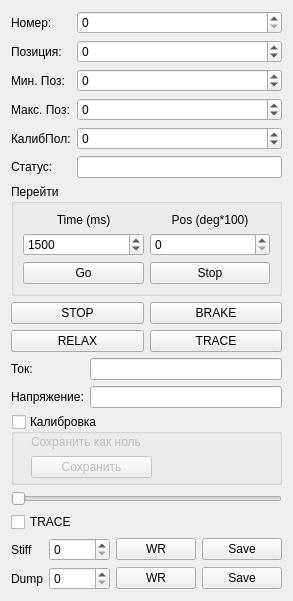
AlexanderMokhov/AR-600Controller, file Widgets/DriverControllerWidget.ui: the form before one commit.
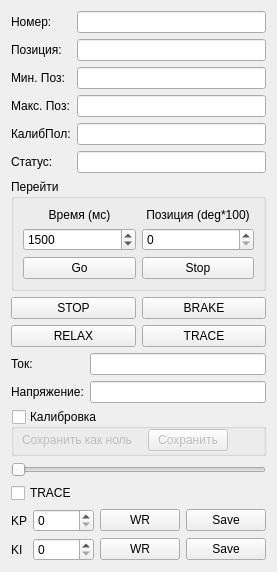
The form after the commit.

The edit to the form file:
```diff
--- a/Widgets/DriverControllerWidget.ui
+++ b/Widgets/DriverControllerWidget.ui
@@ -7,25 +7,28 @@
     <x>0</x>
     <y>0</y>
     <width>270</width>
-    <height>601</height>
+    <height>572</height>
    </rect>
   </property>
+  <property name="sizePolicy">
+   <sizepolicy hsizetype="Fixed" vsizetype="Preferred">
+    <horstretch>0</horstretch>
+    <verstretch>0</verstretch>
+   </sizepolicy>
+  </property>
   <property name="windowTitle">
    <string>Form</string>
   </property>
   <layout class="QVBoxLayout" name="verticalLayout_5">
    <item>
     <layout class="QGridLayout" name="gridLayout_2">
-     <item row="0" column="0">
-      <widget class="QLabel" name="label">
+     <item row="4" column="0">
+      <widget class="QLabel" name="label_5">
        <property name="text">
-        <string>Номер:</string>
+        <string>КалибПол:</string>
        </property>
       </widget>
      </item>
-     <item row="0" column="1">
-      <widget class="QSpinBox" name="spinNumber"/>
-     </item>
      <item row="1" column="0">
       <widget class="QLabel" name="label_2">
        <property name="text">
@@ -33,13 +36,17 @@
        </property>
       </widget>
      </item>
-     <item row="1" column="1">
-      <widget class="QSpinBox" name="spinPosition">
-       <property name="minimum">
-        <number>-100000</number>
+     <item row="5" column="2">
+      <widget class="QLineEdit" name="lineStatus">
+       <property name="readOnly">
+        <bool>true</bool>
        </property>
-       <property name="maximum">
-        <number>100000</number>
+      </widget>
+     </item>
+     <item row="5" column="0">
+      <widget class="QLabel" name="label_6">
+       <property name="text">
+        <string>Статус:</string>
        </property>
       </widget>
      </item>
@@ -50,16 +57,6 @@
        </property>
       </widget>
      </item>
-     <item row="2" column="1">
-      <widget class="QSpinBox" name="spinMinPos">
-       <property name="minimum">
-        <number>-100000</number>
-       </property>
-       <property name="maximum">
-        <number>100000</number>
-       </property>
-      </widget>
-     </item>
      <item row="3" column="0">
       <widget class="QLabel" name="label_4">
        <property name="text">
@@ -67,42 +64,43 @@
        </property>
       </widget>
      </item>
-     <item row="3" column="1">
-      <widget class="QSpinBox" name="spinMaxPos">
-       <property name="minimum">
-        <number>-100000</number>
+     <item row="0" column="0">
+      <widget class="QLabel" name="label">
+       <property name="text">
+        <string>Номер:</string>
        </property>
-       <property name="maximum">
-        <number>100000</number>
+      </widget>
+     </item>
+     <item row="1" column="2">
+      <widget class="QLineEdit" name="lineCurrentPos">
+       <property name="readOnly">
+        <bool>true</bool>
        </property>
       </widget>
      </item>
-     <item row="4" column="0">
-      <widget class="QLabel" name="label_5">
-       <property name="text">
-        <string>КалибПол:</string>
+     <item row="0" column="2">
+      <widget class="QLineEdit" name="lineNumber">
+       <property name="readOnly">
+        <bool>true</bool>
        </property>
       </widget>
      </item>
-     <item row="4" column="1">
-      <widget class="QSpinBox" name="spinIlim">
-       <property name="minimum">
-        <number>-100000</number>
+     <item row="4" column="2">
+      <widget class="QLineEdit" name="lineCalibrateValue">
+       <property name="readOnly">
+        <bool>true</bool>
        </property>
-       <property name="maximum">
-        <number>100000</number>
-       </property>
       </widget>
      </item>
-     <item row="5" column="0">
-      <widget class="QLabel" name="label_6">
-       <property name="text">
-        <string>Статус:</string>
+     <item row="2" column="2">
+      <widget class="QLineEdit" name="lineMinPos">
+       <property name="readOnly">
+        <bool>true</bool>
        </property>
       </widget>
      </item>
-     <item row="5" column="1">
-      <widget class="QLineEdit" name="lineStatus">
+     <item row="3" column="2">
+      <widget class="QLineEdit" name="lineMaxPos">
        <property name="readOnly">
         <bool>true</bool>
        </property>
@@ -121,7 +119,7 @@
         <item row="0" column="0">
          <widget class="QLabel" name="label_7">
           <property name="text">
-           <string>Time (ms)</string>
+           <string>Время (мс)</string>
           </property>
           <property name="alignment">
            <set>Qt::AlignCenter</set>
@@ -131,7 +129,7 @@
         <item row="0" column="1">
          <widget class="QLabel" name="label_13">
           <property name="text">
-           <string>Pos (deg*100)</string>
+           <string>Позиция (deg*100)</string>
           </property>
           <property name="alignment">
            <set>Qt::AlignCenter</set>
@@ -245,7 +243,7 @@
         <bool>true</bool>
        </property>
        <property name="sizePolicy">
-        <sizepolicy hsizetype="Expanding" vsizetype="Expanding">
+        <sizepolicy hsizetype="Preferred" vsizetype="Expanding">
          <horstretch>0</horstretch>
          <verstretch>0</verstretch>
         </sizepolicy>
@@ -259,18 +257,33 @@
        <property name="checked">
         <bool>false</bool>
        </property>
-       <widget class="QWidget" name="layoutWidget">
+       <widget class="QWidget" name="">
         <property name="geometry">
          <rect>
-          <x>20</x>
+          <x>11</x>
           <y>20</y>
-          <width>121</width>
-          <height>44</height>
+          <width>231</width>
+          <height>28</height>
          </rect>
         </property>
-        <layout class="QVBoxLayout" name="verticalLayout">
+        <layout class="QHBoxLayout" name="horizontalLayout">
+         <property name="sizeConstraint">
+          <enum>QLayout::SetFixedSize</enum>
+         </property>
          <item>
           <widget class="QLabel" name="label_10">
+           <property name="sizePolicy">
+            <sizepolicy hsizetype="Fixed" vsizetype="Fixed">
+             <horstretch>0</horstretch>
+             <verstretch>0</verstretch>
+            </sizepolicy>
+           </property>
+           <property name="minimumSize">
+            <size>
+             <width>120</width>
+             <height>0</height>
+            </size>
+           </property>
            <property name="text">
             <string>&lt;html&gt;&lt;head/&gt;&lt;body&gt;&lt;p align=&quot;justify&quot;&gt;Сохранить как ноль&lt;/p&gt;&lt;/body&gt;&lt;/html&gt;</string>
            </property>
@@ -284,6 +297,12 @@
          </item>
          <item>
           <widget class="QPushButton" name="ButtonSaveZero">
+           <property name="sizePolicy">
+            <sizepolicy hsizetype="Fixed" vsizetype="Fixed">
+             <horstretch>0</horstretch>
+             <verstretch>0</verstretch>
+            </sizepolicy>
+           </property>
            <property name="text">
             <string>Сохранить</string>
            </property>
@@ -318,7 +337,7 @@
      <item row="0" column="0">
       <widget class="QLabel" name="label_11">
        <property name="text">
-        <string>Stiff</string>
+        <string>KP</string>
        </property>
       </widget>
      </item>
@@ -346,7 +365,7 @@
      <item row="1" column="0">
       <widget class="QLabel" name="label_12">
        <property name="text">
-        <string>Dump</string>
+        <string>KI</string>
        </property>
       </widget>
      </item>
```
